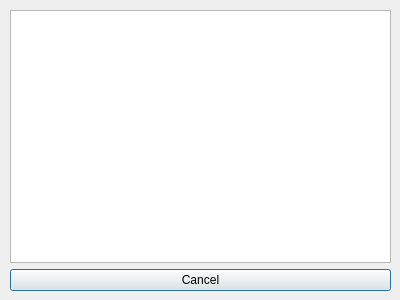
Above: src/OpenInfraPlatform/Forms/LicenseAndCopyrightInformation.ui from tumcms/Open-Infra-Platform before the change. Below: the same form after it.
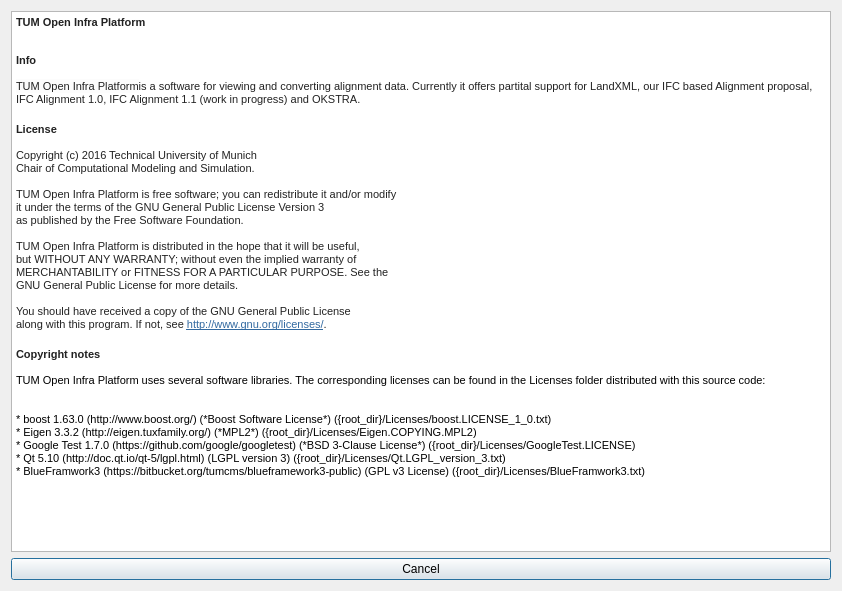
That is the form after the change.

Commit message: Extended copyright notes.

```diff
--- a/src/OpenInfraPlatform/Forms/LicenseAndCopyrightInformation.ui
+++ b/src/OpenInfraPlatform/Forms/LicenseAndCopyrightInformation.ui
@@ -6,27 +6,42 @@
    <rect>
     <x>0</x>
     <y>0</y>
-    <width>400</width>
-    <height>300</height>
+    <width>842</width>
+    <height>591</height>
    </rect>
   </property>
   <property name="windowTitle">
    <string>License and Copyright Information</string>
   </property>
-  <widget class="QWidget" name="">
-   <property name="geometry">
-    <rect>
-     <x>10</x>
-     <y>10</y>
-     <width>381</width>
-     <height>281</height>
-    </rect>
-   </property>
-   <layout class="QVBoxLayout" name="verticalLayout">
-    <item>
-     <widget class="QTextEdit" name="textEditCopyrightAndLicenses"/>
-    </item>
-    <item>
+  <layout class="QGridLayout" name="gridLayout">
+   <item row="0" column="0">
+    <widget class="QTextEdit" name="textEditCopyrightAndLicenses">
+     <property name="html">
+      <string>&lt;!DOCTYPE HTML PUBLIC &quot;-//W3C//DTD HTML 4.0//EN&quot; &quot;http://www.w3.org/TR/REC-html40/strict.dtd&quot;&gt;
+&lt;html&gt;&lt;head&gt;&lt;meta name=&quot;qrichtext&quot; content=&quot;1&quot; /&gt;&lt;style type=&quot;text/css&quot;&gt;
+p, li { white-space: pre-wrap; }
+&lt;/style&gt;&lt;/head&gt;&lt;body style=&quot; font-family:'MS Shell Dlg 2'; font-size:8.25pt; font-weight:400; font-style:normal;&quot;&gt;
+&lt;p style=&quot; margin-top:0px; margin-bottom:13px; margin-left:0px; margin-right:0px; -qt-block-indent:0; text-indent:0px; line-height:160%; background-color:#ffffff;&quot;&gt;&lt;a name=&quot;tum-open-infra-platform&quot;&gt;&lt;/a&gt;&lt;span style=&quot; font-family:'Roboto Condensed,Tauri,Hiragino Sans GB,Microsoft YaHei,STHeiti,SimSun,Lucida Grande,Lucida Sans Unicode,Lucida Sans,Segoe UI,AppleSDGothicNeo-Medium,Malgun Gothic,Verdana,Tahoma,sans-serif'; font-weight:600; color:#222222;&quot;&gt;T&lt;/span&gt;&lt;span style=&quot; font-family:'Roboto Condensed,Tauri,Hiragino Sans GB,Microsoft YaHei,STHeiti,SimSun,Lucida Grande,Lucida Sans Unicode,Lucida Sans,Segoe UI,AppleSDGothicNeo-Medium,Malgun Gothic,Verdana,Tahoma,sans-serif'; font-weight:600; color:#222222;&quot;&gt;UM Open Infra Platform&lt;/span&gt;&lt;/p&gt;
+&lt;p style=&quot; margin-top:17px; margin-bottom:11px; margin-left:0px; margin-right:0px; -qt-block-indent:0; text-indent:0px;&quot;&gt;&lt;a name=&quot;info&quot;&gt;&lt;/a&gt;&lt;span style=&quot; font-family:'Roboto Condensed,Tauri,Hiragino Sans GB,Microsoft YaHei,STHeiti,SimSun,Lucida Grande,Lucida Sans Unicode,Lucida Sans,Segoe UI,AppleSDGothicNeo-Medium,Malgun Gothic,Verdana,Tahoma,sans-serif'; font-weight:600; color:#222222;&quot;&gt;I&lt;/span&gt;&lt;span style=&quot; font-family:'Roboto Condensed,Tauri,Hiragino Sans GB,Microsoft YaHei,STHeiti,SimSun,Lucida Grande,Lucida Sans Unicode,Lucida Sans,Segoe UI,AppleSDGothicNeo-Medium,Malgun Gothic,Verdana,Tahoma,sans-serif'; font-weight:600; color:#222222;&quot;&gt;nfo&lt;/span&gt;&lt;/p&gt;
+&lt;p style=&quot; margin-top:13px; margin-bottom:13px; margin-left:0px; margin-right:0px; -qt-block-indent:0; text-indent:0px;&quot;&gt;&lt;span style=&quot; font-family:'Consolas,Liberation Mono,Menlo,Courier,monospace'; color:#222222; background-color:rgba(0,0,0,0.011765);&quot;&gt;TUM Open Infra Platform&lt;/span&gt;&lt;span style=&quot; font-family:'Roboto Condensed,Tauri,Hiragino Sans GB,Microsoft YaHei,STHeiti,SimSun,Lucida Grande,Lucida Sans Unicode,Lucida Sans,Segoe UI,AppleSDGothicNeo-Medium,Malgun Gothic,Verdana,Tahoma,sans-serif'; color:#222222;&quot;&gt;is a software for viewing and converting alignment data. Currently it offers partital support for LandXML, our IFC based Alignment proposal, IFC Alignment 1.0, IFC Alignment 1.1 (work in progress) and OKSTRA.&lt;/span&gt;&lt;/p&gt;
+&lt;p style=&quot; margin-top:17px; margin-bottom:11px; margin-left:0px; margin-right:0px; -qt-block-indent:0; text-indent:0px;&quot;&gt;&lt;a name=&quot;license&quot;&gt;&lt;/a&gt;&lt;span style=&quot; font-family:'Roboto Condensed,Tauri,Hiragino Sans GB,Microsoft YaHei,STHeiti,SimSun,Lucida Grande,Lucida Sans Unicode,Lucida Sans,Segoe UI,AppleSDGothicNeo-Medium,Malgun Gothic,Verdana,Tahoma,sans-serif'; font-weight:600; color:#222222;&quot;&gt;L&lt;/span&gt;&lt;span style=&quot; font-family:'Roboto Condensed,Tauri,Hiragino Sans GB,Microsoft YaHei,STHeiti,SimSun,Lucida Grande,Lucida Sans Unicode,Lucida Sans,Segoe UI,AppleSDGothicNeo-Medium,Malgun Gothic,Verdana,Tahoma,sans-serif'; font-weight:600; color:#222222;&quot;&gt;icense&lt;/span&gt;&lt;/p&gt;
+&lt;p style=&quot; margin-top:13px; margin-bottom:13px; margin-left:0px; margin-right:0px; -qt-block-indent:0; text-indent:0px;&quot;&gt;&lt;span style=&quot; font-family:'Roboto Condensed,Tauri,Hiragino Sans GB,Microsoft YaHei,STHeiti,SimSun,Lucida Grande,Lucida Sans Unicode,Lucida Sans,Segoe UI,AppleSDGothicNeo-Medium,Malgun Gothic,Verdana,Tahoma,sans-serif'; color:#222222;&quot;&gt;Copyright (c) 2016 Technical University of Munich&lt;br /&gt;Chair of Computational Modeling and Simulation.&lt;/span&gt;&lt;/p&gt;
+&lt;p style=&quot; margin-top:13px; margin-bottom:13px; margin-left:0px; margin-right:0px; -qt-block-indent:0; text-indent:0px;&quot;&gt;&lt;span style=&quot; font-family:'Roboto Condensed,Tauri,Hiragino Sans GB,Microsoft YaHei,STHeiti,SimSun,Lucida Grande,Lucida Sans Unicode,Lucida Sans,Segoe UI,AppleSDGothicNeo-Medium,Malgun Gothic,Verdana,Tahoma,sans-serif'; color:#222222;&quot;&gt;TUM Open Infra Platform is free software; you can redistribute it and/or modify&lt;br /&gt;it under the terms of the GNU General Public License Version 3&lt;br /&gt;as published by the Free Software Foundation.&lt;/span&gt;&lt;/p&gt;
+&lt;p style=&quot; margin-top:13px; margin-bottom:13px; margin-left:0px; margin-right:0px; -qt-block-indent:0; text-indent:0px;&quot;&gt;&lt;span style=&quot; font-family:'Roboto Condensed,Tauri,Hiragino Sans GB,Microsoft YaHei,STHeiti,SimSun,Lucida Grande,Lucida Sans Unicode,Lucida Sans,Segoe UI,AppleSDGothicNeo-Medium,Malgun Gothic,Verdana,Tahoma,sans-serif'; color:#222222;&quot;&gt;TUM Open Infra Platform is distributed in the hope that it will be useful,&lt;br /&gt;but WITHOUT ANY WARRANTY; without even the implied warranty of&lt;br /&gt;MERCHANTABILITY or FITNESS FOR A PARTICULAR PURPOSE. See the&lt;br /&gt;GNU General Public License for more details.&lt;/span&gt;&lt;/p&gt;
+&lt;p style=&quot; margin-top:13px; margin-bottom:13px; margin-left:0px; margin-right:0px; -qt-block-indent:0; text-indent:0px;&quot;&gt;&lt;span style=&quot; font-family:'Roboto Condensed,Tauri,Hiragino Sans GB,Microsoft YaHei,STHeiti,SimSun,Lucida Grande,Lucida Sans Unicode,Lucida Sans,Segoe UI,AppleSDGothicNeo-Medium,Malgun Gothic,Verdana,Tahoma,sans-serif'; color:#222222;&quot;&gt;You should have received a copy of the GNU General Public License&lt;br /&gt;along with this program. If not, see &lt;/span&gt;&lt;a href=&quot;http://www.gnu.org/licenses/&quot;&gt;&lt;span style=&quot; font-family:'Roboto Condensed,Tauri,Hiragino Sans GB,Microsoft YaHei,STHeiti,SimSun,Lucida Grande,Lucida Sans Unicode,Lucida Sans,Segoe UI,AppleSDGothicNeo-Medium,Malgun Gothic,Verdana,Tahoma,sans-serif'; text-decoration: underline; color:#3269a0;&quot;&gt;http://www.gnu.org/licenses/&lt;/span&gt;&lt;/a&gt;&lt;span style=&quot; font-family:'Roboto Condensed,Tauri,Hiragino Sans GB,Microsoft YaHei,STHeiti,SimSun,Lucida Grande,Lucida Sans Unicode,Lucida Sans,Segoe UI,AppleSDGothicNeo-Medium,Malgun Gothic,Verdana,Tahoma,sans-serif'; color:#222222;&quot;&gt;.&lt;/span&gt;&lt;/p&gt;
+&lt;p style=&quot; margin-top:17px; margin-bottom:11px; margin-left:0px; margin-right:0px; -qt-block-indent:0; text-indent:0px;&quot;&gt;&lt;a name=&quot;copyright-notes&quot;&gt;&lt;/a&gt;&lt;span style=&quot; font-family:'Roboto Condensed,Tauri,Hiragino Sans GB,Microsoft YaHei,STHeiti,SimSun,Lucida Grande,Lucida Sans Unicode,Lucida Sans,Segoe UI,AppleSDGothicNeo-Medium,Malgun Gothic,Verdana,Tahoma,sans-serif'; font-weight:600; color:#222222;&quot;&gt;C&lt;/span&gt;&lt;span style=&quot; font-family:'Roboto Condensed,Tauri,Hiragino Sans GB,Microsoft YaHei,STHeiti,SimSun,Lucida Grande,Lucida Sans Unicode,Lucida Sans,Segoe UI,AppleSDGothicNeo-Medium,Malgun Gothic,Verdana,Tahoma,sans-serif'; font-weight:600; color:#222222;&quot;&gt;opyright notes&lt;/span&gt;&lt;/p&gt;
+&lt;p style=&quot; margin-top:13px; margin-bottom:13px; margin-left:0px; margin-right:0px; -qt-block-indent:0; text-indent:0px;&quot;&gt;&lt;span style=&quot; font-size:8pt;&quot;&gt;TUM Open Infra Platform uses several software libraries. The corresponding licenses can be found in the Licenses folder distributed with this source code:&lt;/span&gt;&lt;/p&gt;
+&lt;p style=&quot;-qt-paragraph-type:empty; margin-top:0px; margin-bottom:0px; margin-left:0px; margin-right:0px; -qt-block-indent:0; text-indent:0px; font-size:8pt;&quot;&gt;&lt;br /&gt;&lt;/p&gt;
+&lt;p style=&quot; margin-top:0px; margin-bottom:0px; margin-left:0px; margin-right:0px; -qt-block-indent:0; text-indent:0px;&quot;&gt;&lt;span style=&quot; font-size:8pt;&quot;&gt;* boost 1.63.0 (http://www.boost.org/) (*Boost Software License*) ({root_dir}/Licenses/boost.LICENSE_1_0.txt)&lt;/span&gt;&lt;/p&gt;
+&lt;p style=&quot; margin-top:0px; margin-bottom:0px; margin-left:0px; margin-right:0px; -qt-block-indent:0; text-indent:0px;&quot;&gt;&lt;span style=&quot; font-size:8pt;&quot;&gt;* Eigen 3.3.2 (http://eigen.tuxfamily.org/) (*MPL2*) ({root_dir}/Licenses/Eigen.COPYING.MPL2)&lt;/span&gt;&lt;/p&gt;
+&lt;p style=&quot; margin-top:0px; margin-bottom:0px; margin-left:0px; margin-right:0px; -qt-block-indent:0; text-indent:0px;&quot;&gt;&lt;span style=&quot; font-size:8pt;&quot;&gt;* Google Test 1.7.0 (https://github.com/google/googletest) (*BSD 3-Clause License*) ({root_dir}/Licenses/GoogleTest.LICENSE)&lt;/span&gt;&lt;/p&gt;
+&lt;p style=&quot; margin-top:0px; margin-bottom:0px; margin-left:0px; margin-right:0px; -qt-block-indent:0; text-indent:0px;&quot;&gt;&lt;span style=&quot; font-size:8pt;&quot;&gt;* Qt 5.10 (http://doc.qt.io/qt-5/lgpl.html) (LGPL version 3) ({root_dir}/Licenses/Qt.LGPL_version_3.txt)&lt;/span&gt;&lt;/p&gt;
+&lt;p style=&quot; margin-top:0px; margin-bottom:0px; margin-left:0px; margin-right:0px; -qt-block-indent:0; text-indent:0px;&quot;&gt;&lt;span style=&quot; font-size:8pt;&quot;&gt;* BlueFramwork3 (https://bitbucket.org/tumcms/blueframework3-public) (GPL v3 License) ({root_dir}/Licenses/BlueFramwork3.txt)&lt;/span&gt;&lt;/p&gt;
+&lt;p style=&quot;-qt-paragraph-type:empty; margin-top:12px; margin-bottom:0px; margin-left:0px; margin-right:0px; -qt-block-indent:0; text-indent:0px; font-family:'Roboto Condensed,Tauri,Hiragino Sans GB,Microsoft YaHei,STHeiti,SimSun,Lucida Grande,Lucida Sans Unicode,Lucida Sans,Segoe UI,AppleSDGothicNeo-Medium,Malgun Gothic,Verdana,Tahoma,sans-serif'; color:#222222;&quot;&gt;&lt;br /&gt;&lt;/p&gt;&lt;/body&gt;&lt;/html&gt;</string>
+     </property>
+    </widget>
+   </item>
+   <item row="1" column="0">
      <widget class="QPushButton" name="pushButtonCancel">
       <property name="text">
        <string>Cancel</string>
@@ -34,7 +49,6 @@
      </widget>
     </item>
    </layout>
-  </widget>
  </widget>
  <resources/>
  <connections/>
```
Lines whose indentation alone changed are shown as unchanged.
